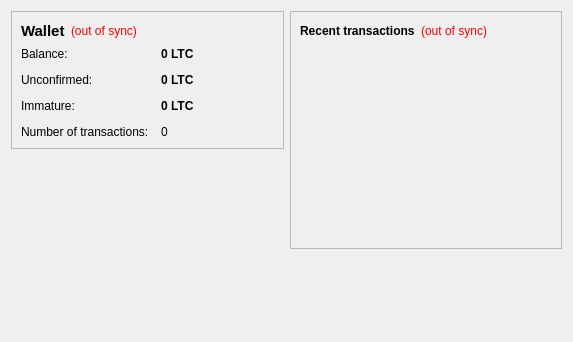
The window that src/qt/forms/overviewpage.ui (MrSmee/compare-icoin) describes before a commit, drawn with Qt 5.
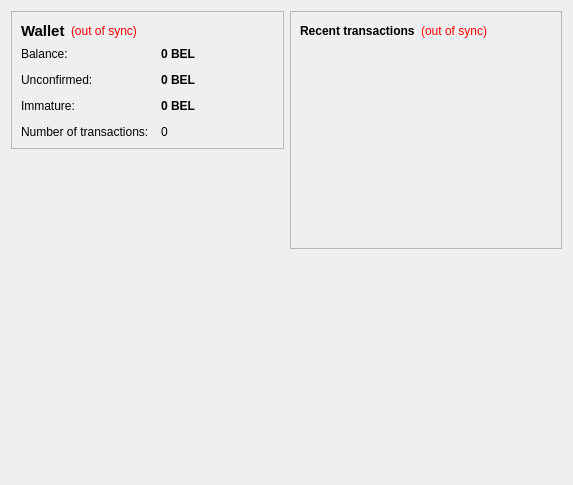
The same window after the commit.

Diff of the .ui file:
```diff
--- a/src/qt/forms/overviewpage.ui
+++ b/src/qt/forms/overviewpage.ui
@@ -7,7 +7,7 @@
     <x>0</x>
     <y>0</y>
     <width>573</width>
-    <height>342</height>
+    <height>485</height>
    </rect>
   </property>
   <property name="windowTitle">
@@ -105,7 +105,7 @@
              <string>Your current balance</string>
             </property>
             <property name="text">
-             <string notr="true">0 LTC</string>
+             <string notr="true">0 BEL</string>
             </property>
             <property name="textInteractionFlags">
              <set>Qt::LinksAccessibleByMouse|Qt::TextSelectableByKeyboard|Qt::TextSelectableByMouse</set>
@@ -134,7 +134,7 @@
              <string>Total of transactions that have yet to be confirmed, and do not yet count toward the current balance</string>
             </property>
             <property name="text">
-             <string notr="true">0 LTC</string>
+             <string notr="true">0 BEL</string>
             </property>
             <property name="textInteractionFlags">
              <set>Qt::LinksAccessibleByMouse|Qt::TextSelectableByKeyboard|Qt::TextSelectableByMouse</set>
@@ -177,7 +177,7 @@
              <string>Mined balance that has not yet matured</string>
             </property>
             <property name="text">
-             <string notr="true">0 LTC</string>
+             <string notr="true">0 BEL</string>
             </property>
             <property name="textInteractionFlags">
              <set>Qt::LinksAccessibleByMouse|Qt::TextSelectableByKeyboard|Qt::TextSelectableByMouse</set>
@@ -202,6 +202,13 @@
        </property>
       </spacer>
      </item>
+     <item>
+      <widget class="QLabel" name="label_6">
+       <property name="text">
+        <string/>
+       </property>
+      </widget>
+     </item>
     </layout>
    </item>
    <item>
```
Left out of the diff: 4 changed lines with no effect on the pictures.
